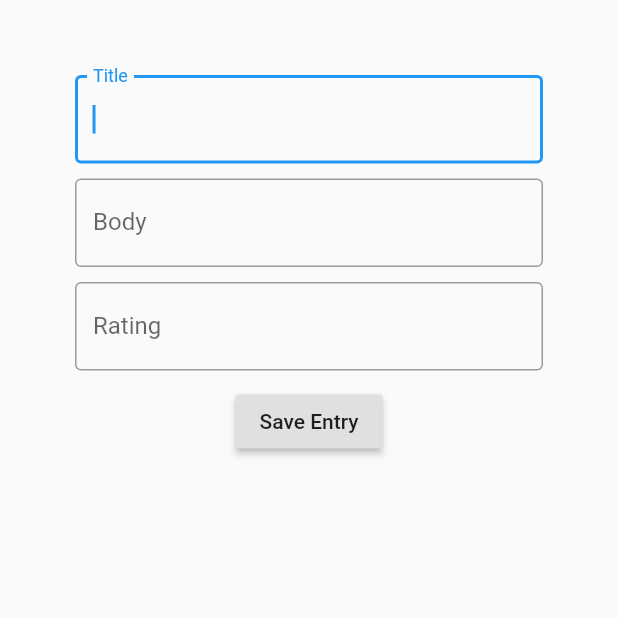
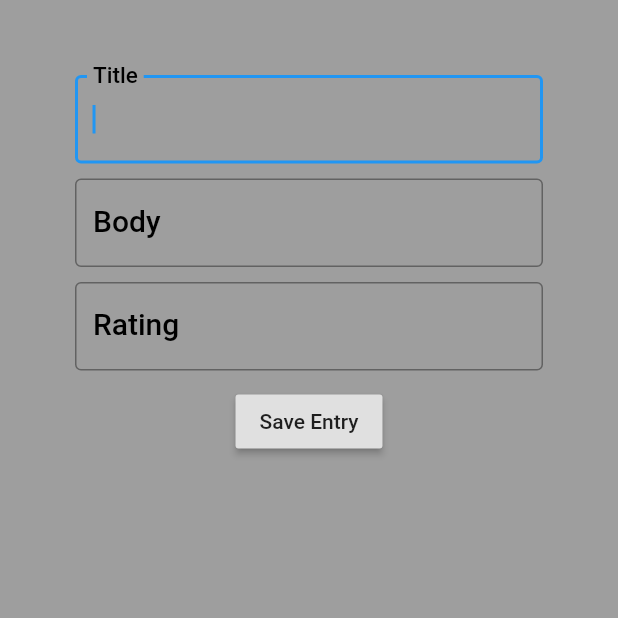
Before and after one commit to arizala13/project_4, a Flutter app: the screen it shows after launch, after a tap on the "add" icon, on a phone screen of 412 x 824 dp, the top half of it. Run offline on Flutter 3.47's test engine with Material 2 defaults, Android fonts, the phone set to English and light mode, and no system bars.

Commit message:
Adding form for journal entry - works with dark mode

```diff
--- a/lib/JournalEntryForm.dart
+++ b/lib/JournalEntryForm.dart
@@ -1,4 +1,14 @@
 import 'package:flutter/material.dart';
+
+class JournalEntryFields {
+  String title;
+  String body;
+  DateTime dateTime;
+  int rating;
+  String toString() {
+    return 'Title $title, Body $body, Time: $dateTime, Ratings: $rating';
+  }
+}
 
 class JournalEntryForm extends StatefulWidget {
   @override
@@ -8,10 +18,13 @@ class JournalEntryForm extends StatefulWidget {
 class _JournalEntryFormState extends State<JournalEntryForm>{
 
   final formKey = GlobalKey<FormState>();
+  final journalEntryFields = JournalEntryFields();
 
   @override
   Widget build(BuildContext context) {
     return Material(
+      child: Container(
+        color: Theme.of(context).scaffoldBackgroundColor,
         child: Form(
           key: formKey,
                 child: Padding(
@@ -20,11 +33,14 @@ class _JournalEntryFormState extends State<JournalEntryForm>{
             children: [
               new TextFormField(
                   autofocus: true,
+                  style: TextStyle(color: Theme.of(context).iconTheme.color),
                   decoration: InputDecoration(
-                  labelText: 'Title', border: OutlineInputBorder()
+                     labelStyle: Theme.of(context).textTheme.title,
+                    labelText: 'Title', border: OutlineInputBorder(),
+
                     ),
                     onSaved: (value) {
-                    // Store in some object
+                      //journalEntryFields.title = value;
                     },
                     validator: (value) {
                       if (value.isEmpty) {
@@ -37,11 +53,13 @@ class _JournalEntryFormState extends State<JournalEntryForm>{
                   ),
                   SizedBox(height: 10),
                   new TextFormField(
+                  style: TextStyle(color: Theme.of(context).iconTheme.color),
                   decoration: InputDecoration(
-                  labelText: 'Body', border: OutlineInputBorder()
+                    labelStyle: Theme.of(context).textTheme.title,
+                    labelText: 'Body', border: OutlineInputBorder(),
                     ),
                     onSaved: (value) {
-                    // Store in some object
+                      //journalEntryFields.body = value;
                     },
                     validator: (value) {
                       if (value.isEmpty) {
@@ -54,11 +72,13 @@ class _JournalEntryFormState extends State<JournalEntryForm>{
                   ),
                   SizedBox(height: 10),
           new TextFormField(
+                  style: TextStyle(color: Theme.of(context).iconTheme.color),
                   decoration: InputDecoration(
-                  labelText: 'Rating', border: OutlineInputBorder()
+                    labelStyle: Theme.of(context).textTheme.title,
+                    labelText: 'Rating', border: OutlineInputBorder(),
                     ),
                     onSaved: (value) {
-                    // Store in some object
+                      //journalEntryFields.rating = value as int;
                     },
                     validator: (value) {
                       if (value.isEmpty) {
@@ -74,6 +94,7 @@ class _JournalEntryFormState extends State<JournalEntryForm>{
                     onPressed: () {
                       if (formKey.currentState.validate()) {
                         formKey.currentState.save();
+                        //Database.of(context).saveJournalEntry(journalEntryFields);
                         Navigator.of(context).pop();
                       }
                     },
@@ -82,6 +103,7 @@ class _JournalEntryFormState extends State<JournalEntryForm>{
           ],
         ),
                 ),
+        ),
       )
       );
   }
--- a/lib/ThemeInfo.dart
+++ b/lib/ThemeInfo.dart
@@ -5,6 +5,9 @@ class AppTheme {
 
   static final ThemeData lightTheme = ThemeData(
     scaffoldBackgroundColor: Colors.grey,
+    textTheme: TextTheme(
+      title: TextStyle(color: Colors.black),
+    ),
     appBarTheme: AppBarTheme(
 
       color: Colors.blueGrey,
```
Lines whose indentation alone changed are shown as unchanged.
